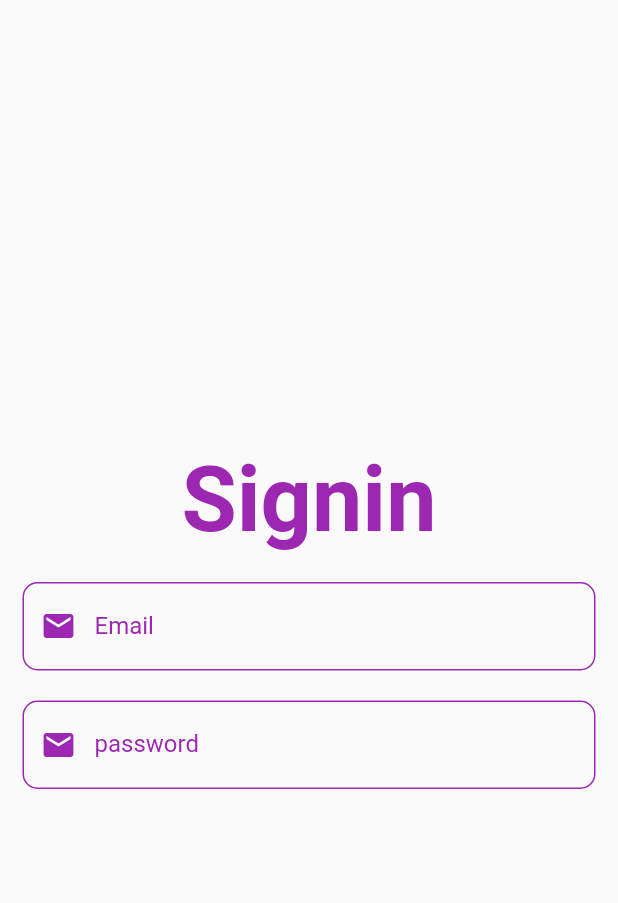
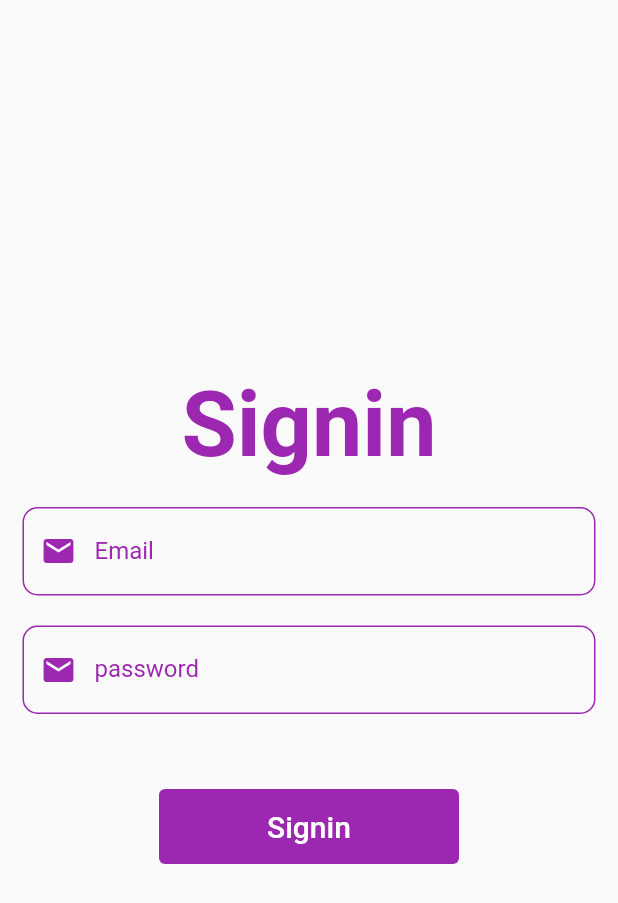
Before and after one commit to NadaAshrafMuhammad/FlutterGraduationProject-FitSync, a Flutter app: the screen it shows after launch, on a phone screen of 412 x 824 dp. Shown: the top 903 px of the screen. Run offline on Flutter 3.47's test engine with Material 2 defaults, Android fonts, the phone set to English and light mode, and no system bars.

Commit message:
create custom button in widget folder

```diff
--- /dev/null
+++ b/graduation_project/lib/widgets/custom_button.dart
@@ -0,0 +1,31 @@
+import 'package:flutter/material.dart';
+
+class CustomButton extends StatelessWidget {
+  final void Function()? onPressed;
+  final String text;
+
+  const CustomButton({
+    super.key,
+    required this.text,
+    this.onPressed,
+  });
+
+  @override
+  Widget build(BuildContext context) {
+    return ElevatedButton(
+      onPressed: onPressed,
+      style: ButtonStyle(
+        backgroundColor: MaterialStateProperty.all(Colors.purple),
+        // To set the size of the ElevatedButton where Size(width,  height)
+        fixedSize: MaterialStateProperty.all(const Size(200, 50)),
+      ),
+      child: Text(
+        text,
+        style: const TextStyle(
+          fontSize: 20,
+          color: Colors.white,
+        ),
+      ),
+    );
+  }
+}
--- a/graduation_project/lib/widgets/sigin_screen_body.dart
+++ b/graduation_project/lib/widgets/sigin_screen_body.dart
@@ -1,4 +1,5 @@
 import 'package:flutter/material.dart';
+import 'custom_button.dart';
 import 'custom_text_form_field.dart';
 
 class SiginInScreenBody extends StatefulWidget {
@@ -39,6 +40,8 @@ class _SiginInScreenBodyState extends State<SiginInScreenBody> {
           prefixIcon: Icons.email,
           keyboardType: TextInputType.emailAddress,
         ),
+        SizedBox(height: 50),
+        CustomButton(text: 'Signin'),
       ],
     );
   }
```
